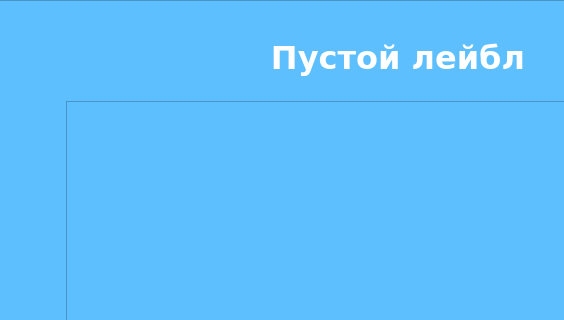
The window that design_dev.ui (miptivan/data_desktop) describes before a commit, drawn with Qt 5; both pictures show x 332 to 896 and y 0 to 320 of the 1300 by 700 pixel window.
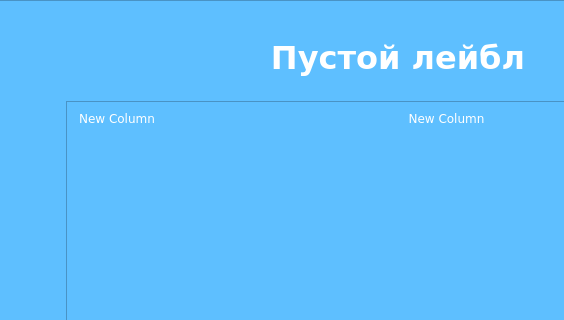
The same window after the commit. Custom widgets are drawn as their Qt base class.

Commit message: add 2 columns in abc_subpage

The edit to the form file:
```diff
--- a/design_dev.ui
+++ b/design_dev.ui
@@ -2063,6 +2063,22 @@
           <attribute name="horizontalHeaderStretchLastSection">
            <bool>true</bool>
           </attribute>
+          <column>
+           <property name="text">
+            <string>New Column</string>
+           </property>
+           <property name="textAlignment">
+            <set>AlignCenter</set>
+           </property>
+          </column>
+          <column>
+           <property name="text">
+            <string>New Column</string>
+           </property>
+           <property name="textAlignment">
+            <set>AlignCenter</set>
+           </property>
+          </column>
          </widget>
         </widget>
        </widget>
```
